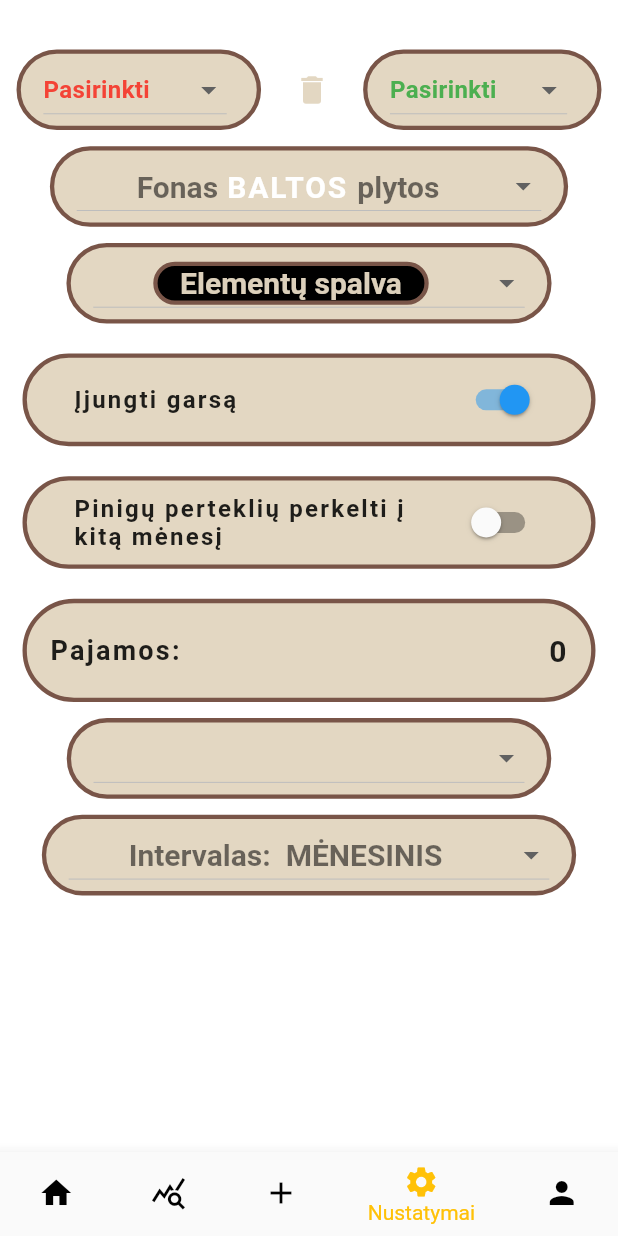
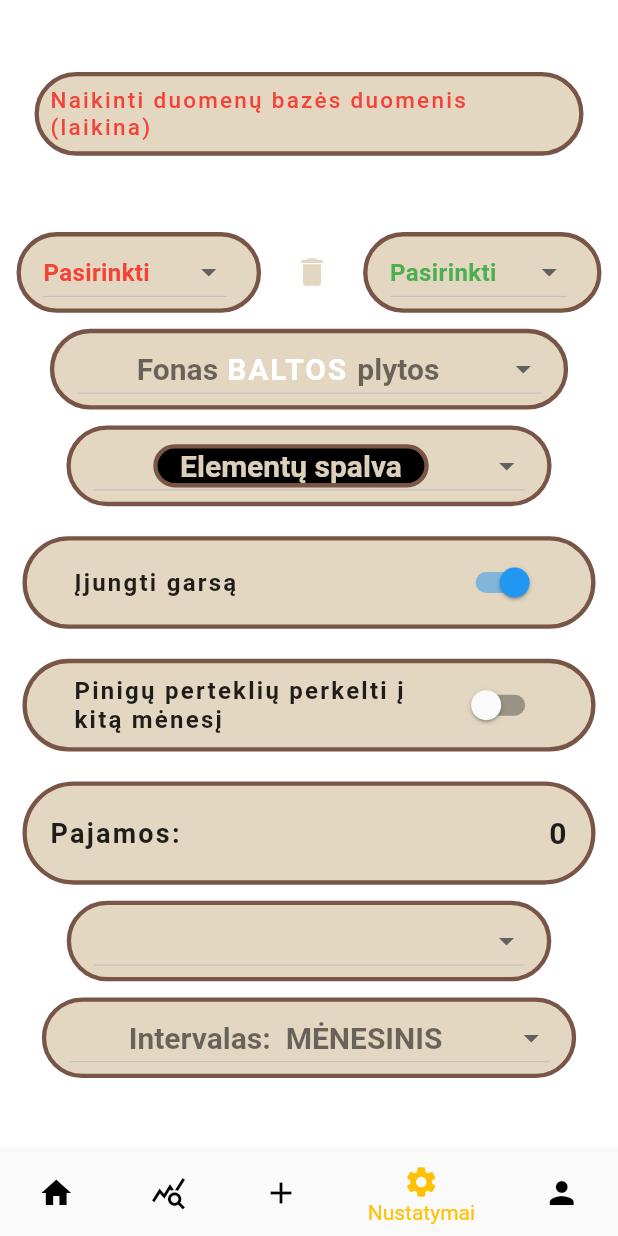
Before and after one commit to YoBoyJonas/BudgetTracker, a Flutter app: the MainScreen screen opened directly, item 4 of the bottom bar chosen, on a phone screen of 412 x 824 dp. Run offline on Flutter 3.47's test engine with Material 2 defaults, Android fonts, the phone set to English and light mode, and no system bars; our stand-ins replace audioplayers, cloud_firestore, date_format, firebase_auth, firebase_core, firebase_storage and 4 more; missing offline and left inert: isoweek; accounts and stored records are empty.

Commit message:
fixed bugs with removing elements

```diff
--- a/lib/screens/add_tab.dart
+++ b/lib/screens/add_tab.dart
@@ -887,6 +887,9 @@ Future<void> calculateMaxExpense() async{
     var todaysDate = DateTime.now();
     final today = formatDate(todaysDate, [yyyy, mm]);
 
+    //reset the old value (needs to be here because of removes of elements)
+    await FirebaseFirestore.instance.collection(uid).doc('Amounts').collection('Expenses').doc('$today''MaxExpense').update({'Amount': 0});
+
     if (docList.isEmpty){
       await FirebaseFirestore.instance.collection(uid).doc('Amounts').collection('Expenses').doc('$today''MaxExpense')
             .set({'Name' : 0, 'Amount' : 0});
--- a/lib/screens/home_tab.dart
+++ b/lib/screens/home_tab.dart
@@ -680,15 +680,13 @@ class _HomeTabState extends State<HomeTab> {
                                                     children: [
                                                       WidgetSpan(
                                                         child:
-                                                        Expanded(
-                                                          child: Text(
+                                                        Text(
                                                           "neturite išlaidų",
                                                           maxLines: 1,
                                                           overflow: TextOverflow.ellipsis,
                                                           style: TextStyle(color: Colors.redAccent,letterSpacing: 1.5,
                                                             fontSize: 16,
                                                             decoration: TextDecoration.none
-                                                            ),
                                                           ),
                                                         ),)
                                                     ]),)
@@ -1158,15 +1156,13 @@ class _HomeTabState extends State<HomeTab> {
                                                     children: [
                                                       WidgetSpan(
                                                         child:
-                                                        Expanded(
-                                                          child: Text(
+                                                        Text(
                                                           "neturite išlaidų",
                                                           maxLines: 1,
                                                           overflow: TextOverflow.ellipsis,
                                                           style: TextStyle(color: Colors.redAccent,letterSpacing: 1.5,
                                                             fontSize: 16,
                                                             decoration: TextDecoration.none
-                                                            ),
                                                           ),
                                                         ),)
                                                     ]),)
@@ -1197,15 +1193,13 @@ class _HomeTabState extends State<HomeTab> {
                                                     children: [
                                                       WidgetSpan(
                                                         child:
-                                                        Expanded(
-                                                          child: Text(
+                                                        Text(
                                                           '${snapshot.data!.toString()} \$',
                                                           maxLines: 1,
                                                           overflow: TextOverflow.ellipsis,
                                                           style: const TextStyle(color: Colors.redAccent,letterSpacing: 1.5,
                                                             fontSize: 16,
                                                             decoration: TextDecoration.none
-                                                            ),
                                                           ),
                                                         ),)
                                                     ]),)
@@ -1229,15 +1223,13 @@ class _HomeTabState extends State<HomeTab> {
                                                     children: [
                                                       WidgetSpan(
                                                         child:
-                                                        Expanded(
-                                                          child: Text(
+                                                        Text(
                                                           "neturite išlaidų",
                                                           maxLines: 1,
                                                           overflow: TextOverflow.ellipsis,
                                                           style: TextStyle(color: Colors.redAccent,letterSpacing: 1.5,
                                                             fontSize: 16,
                                                             decoration: TextDecoration.none
-                                                            ),
                                                           ),
                                                         ),)
                                                     ]),)
--- a/lib/screens/settings_tab.dart
+++ b/lib/screens/settings_tab.dart
@@ -133,29 +133,29 @@ Widget build(BuildContext context) {
                     //////////////////////////////////////////////////////////////
 
                     // Pirmasis settings button nakinantis duomenu bazes duomenis
-                    // Padding(
-                    //   padding: const EdgeInsets.fromLTRB(15, 40, 15, 10),
-                    //   child: Center(
-                    //     child: TextButton(
-                    //       onPressed: () {
-                    //         removeDBData();
-                    //         globals.audioPlayer.playSoundEffect(globals.SoundEffect.buttonClick);
-                    //       },
-                    //       child: Container(
-                    //         padding: const EdgeInsets.all(7.0),
-                    //         decoration: BoxDecoration(
-                    //           color: globals.selectedWidgetColor,
-                    //           borderRadius: BorderRadius.circular(70),
-                    //                   border: Border.all(
-                    //                     width: MediaQuery.of(context).size.width * 0.007,
-                    //                     color: Colors.brown, style: BorderStyle.solid,
-                    //                   )
-                    //           ),
-                    //         child: const Text('Naikinti duomenų bazės duomenis (laikina)', style: TextStyle(color: Colors.red, letterSpacing: 1.5, fontSize: 15))
-                    //       ),
-                    //     ),
-                    //   ),
-                    // ),
+                    Padding(
+                      padding: const EdgeInsets.fromLTRB(15, 40, 15, 10),
+                      child: Center(
+                        child: TextButton(
+                          onPressed: () {
+                            removeDBData();
+                            globals.audioPlayer.playSoundEffect(globals.SoundEffect.buttonClick);
+                          },
+                          child: Container(
+                            padding: const EdgeInsets.all(7.0),
+                            decoration: BoxDecoration(
+                              color: globals.selectedWidgetColor,
+                              borderRadius: BorderRadius.circular(70),
+                                      border: Border.all(
+                                        width: MediaQuery.of(context).size.width * 0.007,
+                                        color: Colors.brown, style: BorderStyle.solid,
+                                      )
+                              ),
+                            child: const Text('Naikinti duomenų bazės duomenis (laikina)', style: TextStyle(color: Colors.red, letterSpacing: 1.5, fontSize: 15))
+                          ),
+                        ),
+                      ),
+                    ),
 
                     // Antrasis settings buttonas leidziantis isnaikinti išsaugotą kategoriją
                     SizedBox(height: MediaQuery.of(context).size.height * 0.04),
```
Lines whose indentation alone changed are shown as unchanged.
